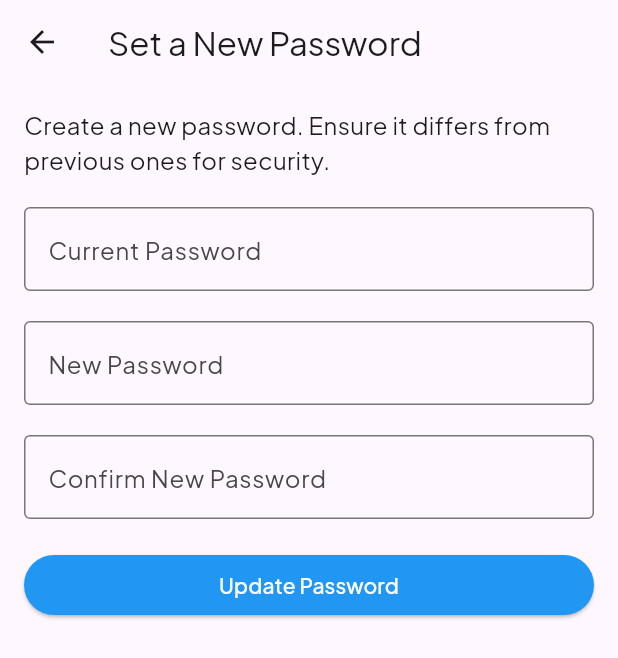
After one commit to ridlofebrio/leafolyzef, a Flutter app: the ResetPasswordScreen screen opened by its route, after a tap on "Update Password", on a phone screen of 412 x 824 dp. The commit adds this screen. Shown: the top 658 px of the screen. Run offline on Flutter 3.47's test engine with Material 3 defaults, Android fonts, the light colour scheme and no system bars; our stand-ins replace another_flutter_splash_screen, camera, dio, equatable, flutter_bloc, flutter_secure_storage and 5 more; accounts and stored records are empty.

Commit message:
feat : Change Password

```diff
--- a/lib/config/router.dart
+++ b/lib/config/router.dart
@@ -17,6 +17,7 @@ import 'package:leafolyze/core/screens/profile/about_screen.dart';
 import 'package:leafolyze/core/screens/profile/faq_screen.dart';
 import 'package:leafolyze/core/screens/profile/personal_information_screen.dart';
 import 'package:leafolyze/core/screens/profile/profile_screen.dart';
+import 'package:leafolyze/core/screens/profile/reset_password_screen.dart';
 
 final GlobalKey<NavigatorState> _rootNavigatorKey = GlobalKey<NavigatorState>();
 final GlobalKey<NavigatorState> _shellNavigatorKey =
@@ -115,6 +116,11 @@ final goRouter = GoRouter(
                 parentNavigatorKey: _rootNavigatorKey,
                 builder: (context, state) => PersonalInformationScreen(),
               ),
+              GoRoute(
+                path: 'password-security',
+                parentNavigatorKey: _rootNavigatorKey,
+                builder: (context, state) => ResetPasswordScreen(),
+              ),
             ]),
       ],
     ),
--- /dev/null
+++ b/lib/core/screens/profile/reset_password_screen.dart
@@ -0,0 +1,133 @@
+import 'package:flutter/material.dart';
+import 'package:flutter_bloc/flutter_bloc.dart';
+import 'package:leafolyze/blocs/profile/profile_bloc.dart';
+import 'package:leafolyze/blocs/profile/profile_event.dart';
+import 'package:leafolyze/blocs/profile/profile_state.dart';
+import 'package:leafolyze/core/widgets/notification/custom_dialog.dart';
+import 'package:go_router/go_router.dart';
+
+class ResetPasswordScreen extends StatelessWidget {
+  final TextEditingController currentPasswordController =
+      TextEditingController();
+  final TextEditingController newPasswordController = TextEditingController();
+  final TextEditingController confirmPasswordController =
+      TextEditingController();
+
+  @override
+  Widget build(BuildContext context) {
+    return BlocListener<ProfileBloc, ProfileState>(
+      listener: (context, state) {
+        if (state is PasswordUpdateSuccess) {
+          CustomDialog.showPopupDialog(
+            context: context,
+            title: 'Success',
+            message: 'Password updated successfully!',
+            icon: Icons.check_circle,
+            iconColor: Colors.green,
+            onClose: () {
+              context.go('/home');
+            },
+          );
+        } else if (state is ProfileError) {
+          CustomDialog.showPopupDialog(
+            context: context,
+            title: 'Error',
+            message: 'Error: ${state.message}',
+            icon: Icons.error,
+            iconColor: Colors.red,
+          );
+        }
+      },
+      child: Scaffold(
+        appBar: AppBar(
+          title: const Text('Set a New Password'),
+          leading: IconButton(
+            icon: const Icon(Icons.arrow_back),
+            onPressed: () {
+              Navigator.pop(context);
+            },
+          ),
+        ),
+        body: Padding(
+          padding: const EdgeInsets.all(16.0),
+          child: Column(
+            crossAxisAlignment: CrossAxisAlignment.stretch,
+            children: [
+              const Text(
+                'Create a new password. Ensure it differs from previous ones for security.',
+                style: TextStyle(fontSize: 16.0),
+              ),
+              const SizedBox(height: 20.0),
+              TextField(
+                controller: currentPasswordController,
+                decoration: const InputDecoration(
+                  labelText: 'Current Password',
+                  border: OutlineInputBorder(),
+                ),
+                obscureText: true,
+              ),
+              const SizedBox(height: 20.0),
+              TextField(
+                controller: newPasswordController,
+                decoration: const InputDecoration(
+                  labelText: 'New Password',
+                  border: OutlineInputBorder(),
+                ),
+                obscureText: true,
+              ),
+              const SizedBox(height: 20.0),
+              TextField(
+                controller: confirmPasswordController,
+                decoration: const InputDecoration(
+                  labelText: 'Confirm New Password',
+                  border: OutlineInputBorder(),
+                ),
+                obscureText: true,
+              ),
+              const SizedBox(height: 20.0),
+              BlocBuilder<ProfileBloc, ProfileState>(
+                builder: (context, state) {
+                  return ElevatedButton(
+                    onPressed: () {
+                      final currentPassword = currentPasswordController.text;
+                      final newPassword = newPasswordController.text;
+                      final confirmPassword = confirmPasswordController.text;
+
+                      // Validasi untuk memastikan password baru dan konfirmasi password baru cocok
+                      if (newPassword != confirmPassword) {
+                        CustomDialog.showPopupDialog(
+                          context: context,
+                          title: 'Error',
+                          message: 'Passwords do not match!',
+                          icon: Icons.error,
+                          iconColor: Colors.red,
+                        );
+                        return;
+                      }
+
+                      // Memicu event untuk memperbarui password
+                      context.read<ProfileBloc>().add(UpdatePassword(
+                            currentPassword: currentPassword,
+                            newPassword: newPassword,
+                            newPasswordConfirmation: confirmPassword,
+                          ));
+                    },
+                    child: const Text(
+                      'Update Password',
+                      style: TextStyle(color: Colors.white),
+                    ),
+                    style: ElevatedButton.styleFrom(
+                      backgroundColor: Colors.blue,
+                    ),
+                  );
+                },
+              ),
+              if (State is ProfileLoading)
+                const Center(child: CircularProgressIndicator()),
+            ],
+          ),
+        ),
+      ),
+    );
+  }
+}
```
